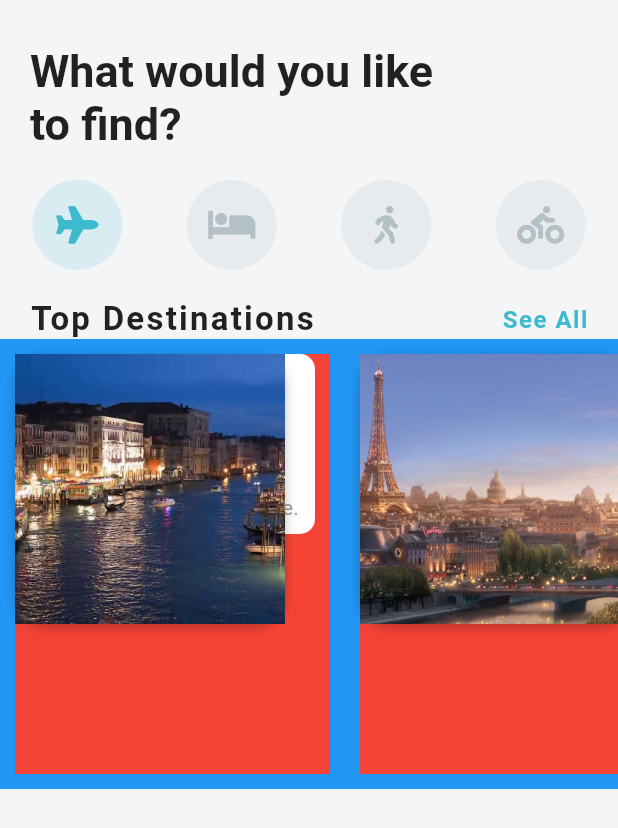
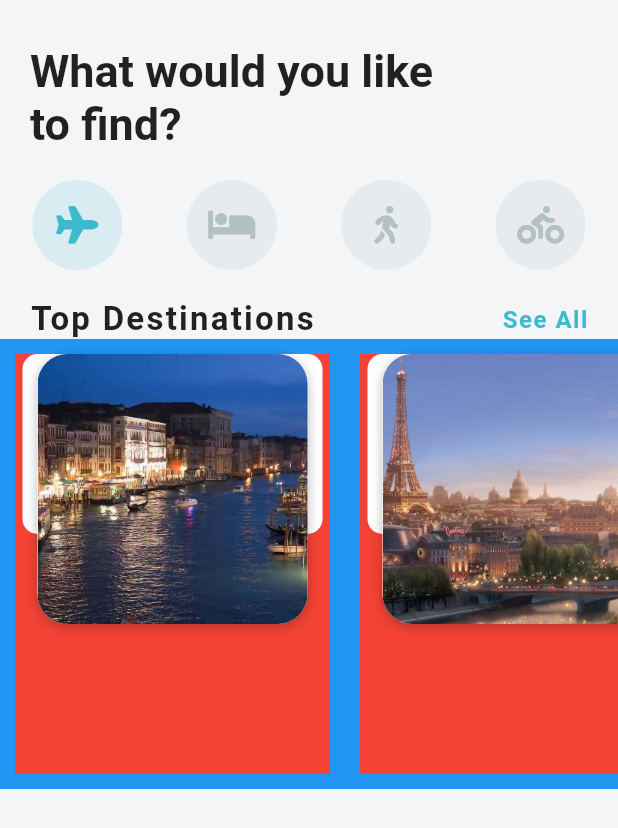
Before and after one commit to gitonga123/hundreds-days-of-code, a Flutter app: the screen it shows after launch, on a phone screen of 412 x 824 dp. Shown: the top 828 px of the screen. Run offline on Flutter 3.47's test engine with Material 2 defaults, Android fonts, the phone set to English and light mode, and no system bars; our stand-ins replace flutter_spinkit, font_awesome_flutter.

Commit message:
Destination Carousel

```diff
--- a/lazy_loaded/lib/widget/destination_widget.dart
+++ b/lazy_loaded/lib/widget/destination_widget.dart
@@ -42,6 +42,7 @@ class DestinationCarousel extends StatelessWidget {
                 margin: EdgeInsets.all(10.0),
                 width: 210.0,
                 child: Stack(
+                  alignment: Alignment.topCenter,
                   children: <Widget>[
                     Container(
                       height: 120.0,
@@ -80,11 +81,14 @@ class DestinationCarousel extends StatelessWidget {
                           ]),
                       child: Stack(
                         children: <Widget>[
-                          Image(
-                            height: 180.0,
-                            width: 180.0,
-                            image: AssetImage(destionation.imageUrl),
-                            fit: BoxFit.cover,
+                          ClipRRect(
+                            borderRadius: BorderRadius.circular(20.0),
+                            child: Image(
+                              height: 180.0,
+                              width: 180.0,
+                              image: AssetImage(destionation.imageUrl),
+                              fit: BoxFit.cover,
+                            ),
                           )
                         ],
                       ),
```
